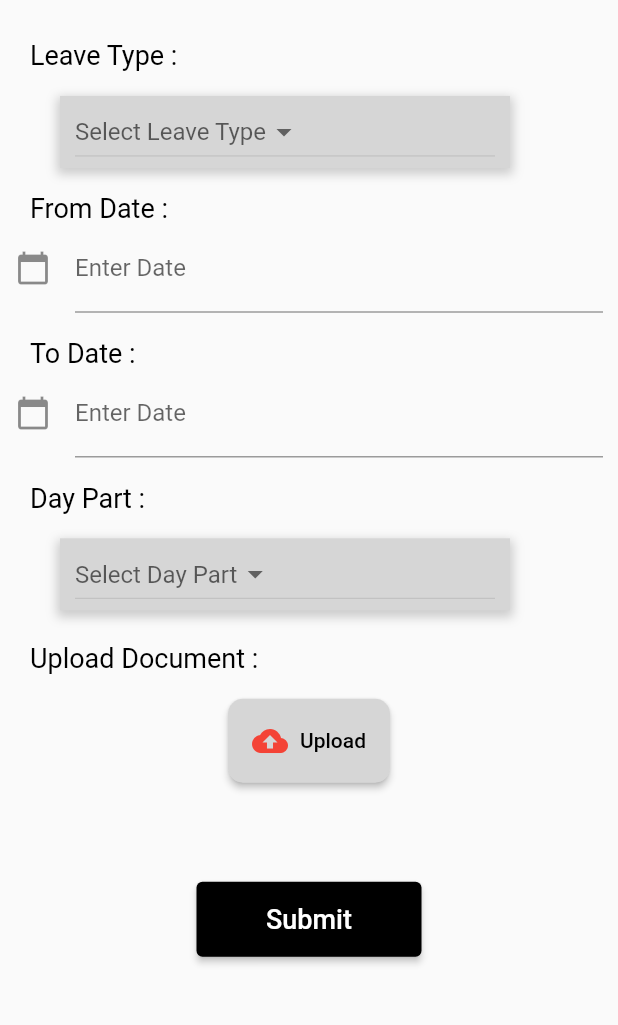
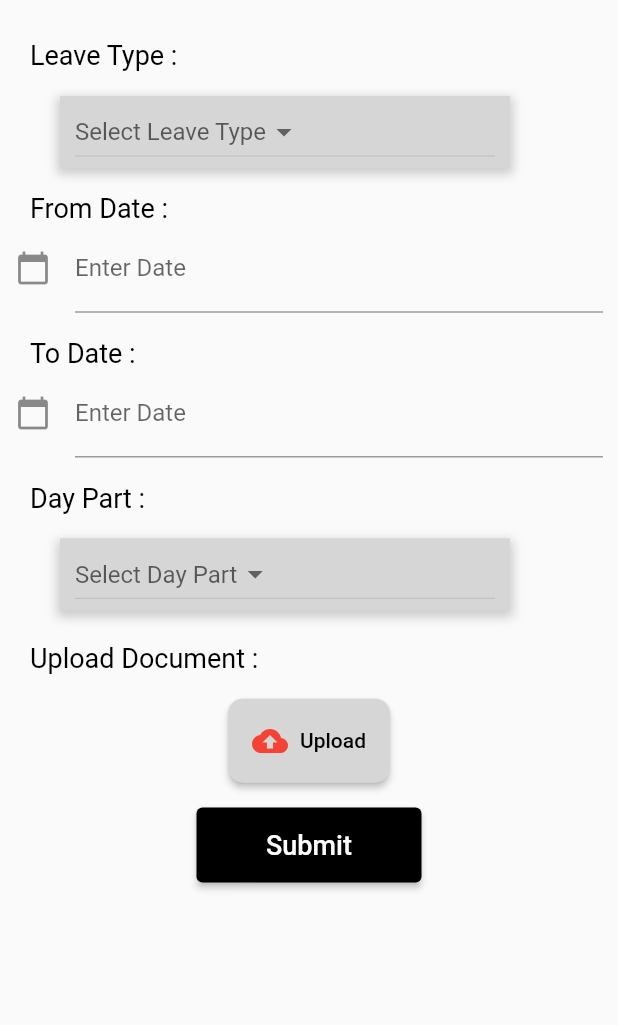
Before and after one commit to funky-dev99/Attendance-User, a Flutter app: the Leave screen opened directly, on a phone screen of 412 x 824 dp, the part 84-1109 px from its top. Run offline on Flutter 3.47's test engine with Material 2 defaults, Android fonts, the phone set to English and light mode, and no system bars; our stand-ins replace file_picker, image_picker, location, qr_flutter, shared_preferences, slide_to_act; missing offline and left inert: flutter_pdfview; accounts and stored records are empty; network calls fail.

Commit message:
upload button change

```diff
--- a/attend_user/lib/pages/leave.dart
+++ b/attend_user/lib/pages/leave.dart
@@ -17,6 +17,7 @@ class _LeaveState extends State<Leave> {
   String selectedDayPart = '';
   TextEditingController fromdateController = TextEditingController();
   TextEditingController todateController = TextEditingController();
+  String uploadedFilePath = '';
 
   final List<String> _leaveTypes = [
     'Leave Type 1',
@@ -323,6 +324,10 @@ class _LeaveState extends State<Leave> {
 
                 if (result != null) {
                   PlatformFile file = result.files.first;
+                  setState(() {
+                    uploadedFilePath = file.path ?? '';
+                  });
+
                   print('File path: ${file.path}');
                   print('File name: ${file.name}');
                   print('File size: ${file.size}');
@@ -345,8 +350,14 @@ class _LeaveState extends State<Leave> {
                 ), // Background color
               ),
             ),
+            if (uploadedFilePath.isNotEmpty) // Display the uploaded file path if available
+              Padding(
+                padding: const EdgeInsets.all(10.0),
+                child: Text('Uploaded File: $uploadedFilePath'),
+              ),
+
             SizedBox(
-              height: getSizeBoxHeightL(context),
+              height: getSizeBoxHeight(context),
             ),
 
 
```
Also changed, not shown: attend_user/lib/pages/claim_page.dart (+12 -1 lines).
